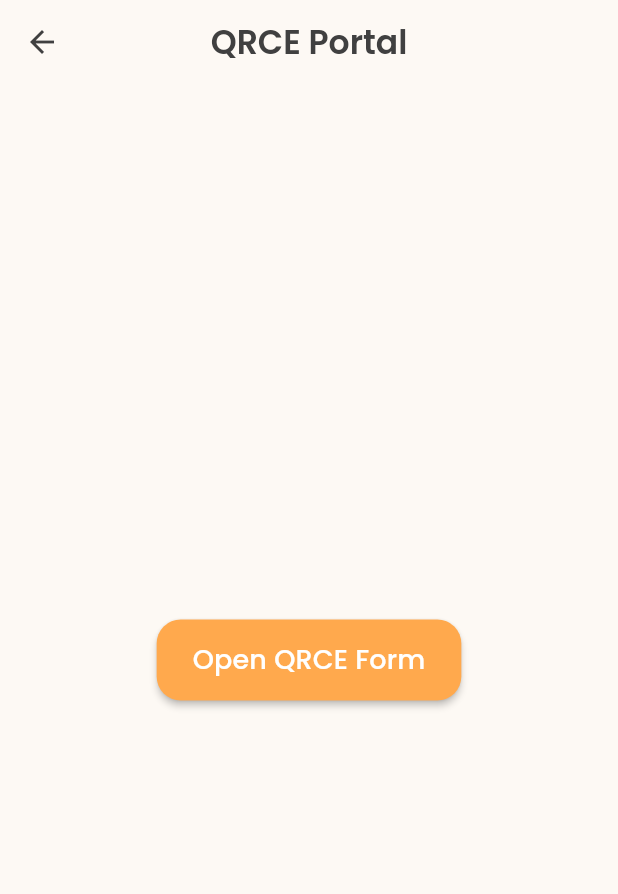
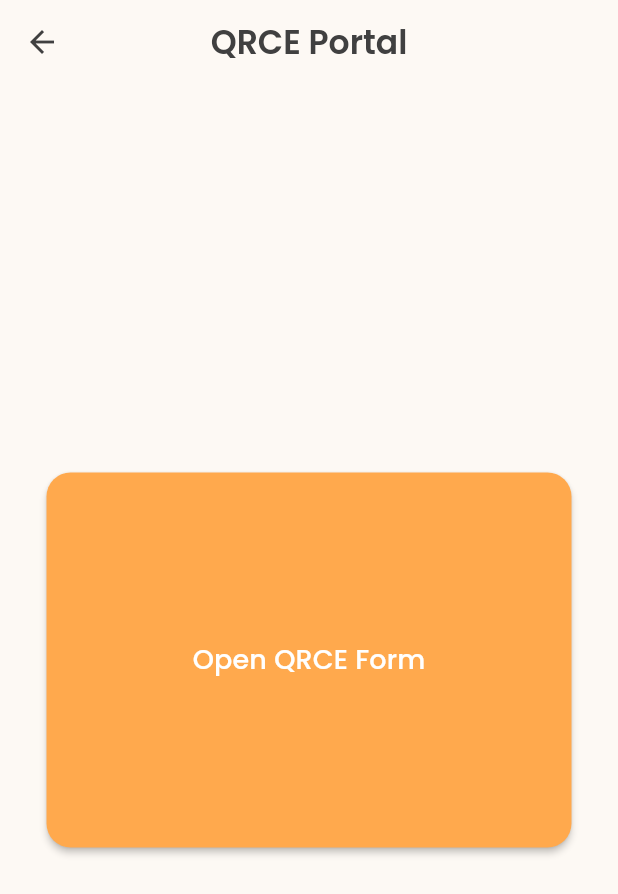
Before and after one commit to Zade19/gradd, a Flutter app: the QRCEPage screen opened directly, on a phone screen of 412 x 824 dp. Shown: the top 894 px of the screen. Run offline on Flutter 3.47's test engine with Material 3 defaults, Android fonts, the phone set to English and light mode, and no system bars; our stand-ins replace firebase_core, firebase_messaging, flutter_secure_storage, google_fonts, image_picker, parse_server_sdk_flutter and 1 more; accounts and stored records are empty.

Commit message:
Merge remote-tracking branch 'origin/v2' into v2

```diff
--- a/gradd/lib/database.dart
+++ b/gradd/lib/database.dart
@@ -12,7 +12,7 @@ class Back4app
     await Parse().initialize(
         appId, serverUrl, clientKey: clientKey, autoSendSessionId: true);
   }
-  static Future<void> installation(String token) async//create an installation object for this device and adn join the group all
+  static Future<void> installation(String token) async //create an installation object for this device and adn join the group all
   {
     final installation = await ParseInstallation.currentInstallation();
     installation.set<String>('deviceToken', token);
--- a/gradd/lib/qrce_page.dart
+++ b/gradd/lib/qrce_page.dart
@@ -1,6 +1,6 @@
 import 'package:flutter/material.dart';
 import 'package:gradd/form_page.dart';
-import 'package:parse_server_sdk_flutter/parse_server_sdk_flutter.dart';
+
 class QRCEPage extends StatelessWidget {
   const QRCEPage({super.key});
 
@@ -14,7 +14,7 @@ class QRCEPage extends StatelessWidget {
           style: ElevatedButton.styleFrom(
             backgroundColor: Theme.of(context).colorScheme.primary,
             foregroundColor: Theme.of(context).colorScheme.onPrimary,
-            minimumSize: const Size(200, 50),              // width, height
+            minimumSize: const Size(350, 250),              // width, height
             shape: RoundedRectangleBorder(
               borderRadius: BorderRadius.circular(16),
             ),
--- a/gradd/lib/services/firebase_messaging.dart
+++ b/gradd/lib/services/firebase_messaging.dart
@@ -1,7 +1,6 @@
 import 'package:firebase_messaging/firebase_messaging.dart';
 import 'package:gradd/database.dart';
 Future<void> requestNotificationPermission() async {
-  // Request notification permission
   NotificationSettings settings = await FirebaseMessaging.instance
       .requestPermission(
     alert: true,
@@ -9,10 +8,8 @@ Future<void> requestNotificationPermission() async {
     sound: true,
   );
 
-  // Check the authorization status
   if (settings.authorizationStatus == AuthorizationStatus.authorized) {
     print('Notification permission granted.');
-    // After permission is granted, get the FCM token and device info and save it into the database
     String? token = await FirebaseMessaging.instance.getToken();
     if (token != null) {
       Back4app.installation(token);
@@ -21,7 +18,6 @@ Future<void> requestNotificationPermission() async {
     }
   } else if (settings.authorizationStatus == AuthorizationStatus.provisional) {
     print('Provisional permission granted.');
-    // After provisional permission, get the FCM token
     String? token = await FirebaseMessaging.instance.getToken();
     if (token != null) {
       Back4app.installation(token);
```
